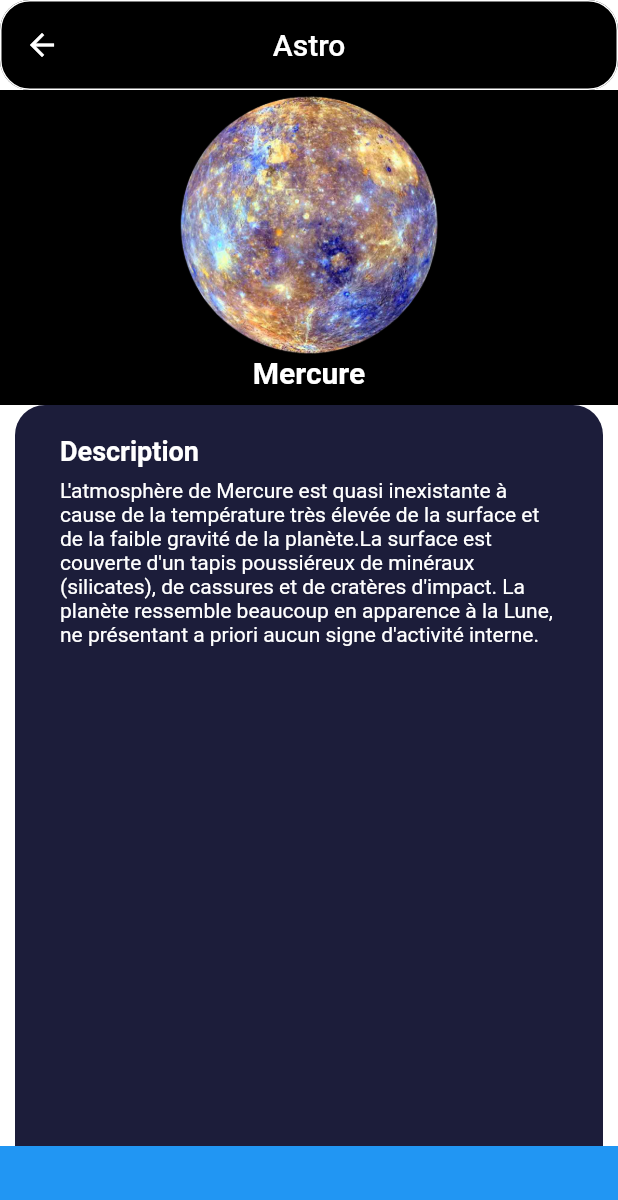
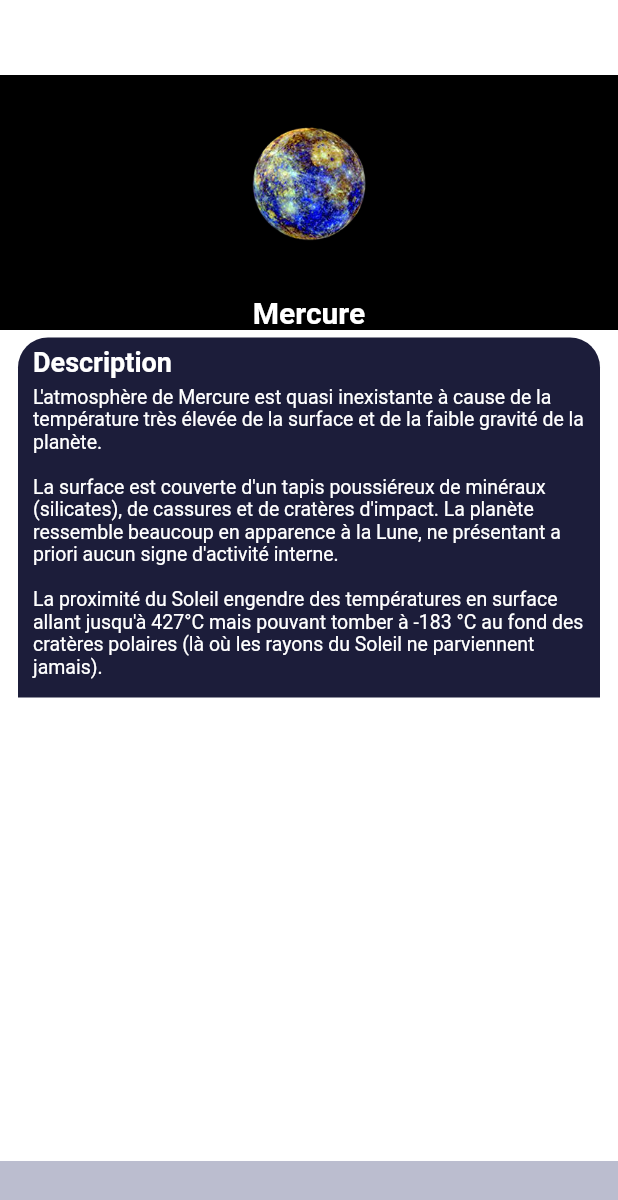
Before and after one commit to Modip/astro_app, a Flutter app: the screen it shows after launch, after a tap on "Mercure", on a phone screen of 412 x 824 dp. Shown: the top 1200 px of the screen. Run offline on Flutter 3.47's test engine with Material 2 defaults, Android fonts, the phone set to English and light mode, and no system bars.

Commit message:
somes changes in home details and data

```diff
--- a/lib/main.dart
+++ b/lib/main.dart
@@ -16,7 +16,6 @@ class MyApp extends StatelessWidget {
       theme: ThemeData(brightness: Brightness.dark),
       debugShowCheckedModeBanner: false,
       home: const Home(),
-      //home: const Test(),
     );
   }
 }
--- a/lib/screens/data.dart
+++ b/lib/screens/data.dart
@@ -1,5 +1,3 @@
-// ignore_for_file: unnecessary_string_escapes
-
 import 'package:flutter/material.dart';
 
 class Planet {
@@ -19,15 +17,15 @@ List<Planet> planets = [
     title: "Mercure",
     subtitle: "Je suis la planéte la plus proche du soleil et la moins massive",
     description:
-        "L'atmosphère de Mercure est quasi inexistante à cause de la température très élevée de la surface et de la faible gravité de la planète.La surface est couverte d\'un tapis poussiéreux de minéraux (silicates), de cassures et de cratères d\'impact. La planète ressemble beaucoup en apparence à la Lune, ne présentant a priori aucun signe d\'activité interne.",
+        "L'atmosphère de Mercure est quasi inexistante à cause de la température très élevée de la surface et de la faible gravité de la planète.\n\nLa surface est couverte d'un tapis poussiéreux de minéraux (silicates), de cassures et de cratères d'impact. La planète ressemble beaucoup en apparence à la Lune, ne présentant a priori aucun signe d'activité interne.\n\nLa proximité du Soleil engendre des températures en surface allant jusqu'à 427°C mais pouvant tomber à -183 °C au fond des cratères polaires (là où les rayons du Soleil ne parviennent jamais).",
     image: "assets/images/mercure.png",
   ),
   Planet(
     id: 2,
     title: "Venus",
-    subtitle: "Je suis la planéte la plus proche du soleil et la moins massive",
+    subtitle: "Je suis la planéte « sœur jumelle »  de la terre",
     description:
-        "Je suis la planéte la plus proche du soleil et la moins massive",
+        "Vénus est souvent décrite comme une « sœur jumelle » de la Terre en raison de ses caractéristiques globales très proches de celles de notre planète : son diamètre vaut en effet 95 % de celui de la Terre.\n\nNéanmoins, les conditions qui règnent à sa surface diffèrent radicalement des conditions terrestres : son atmosphère, extrêmement dense est occupée par d'épais nuages de dioxyde de soufre. On y observe le plus fort effet de serre du système solaire, permettant d'atteindre des températures de surface tournant autour des 460 °C, soit bien plus que celle de Mercure pourtant plus proche du soleil.\n\nLa surface de Vénus est relativement jeune, du fait d'un volcanisme entraînant parfois la présence de lave en fusion au sol.",
     image: "assets/images/venus.png",
   ),
   Planet(
@@ -35,26 +33,30 @@ List<Planet> planets = [
     title: "Terre",
     subtitle: "Je suis la planéte bleu",
     description:
-        "La Terre est la troisième planète du Système solaire par ordre de distance croissante au Soleil, et la quatrième par taille et par masse croissantes. C'est la plus grande et la plus massive des quatre planètes telluriques, les trois autres étant Mercure, Vénus et Mars. La Terre est parfois qualifiée de \"planète bleue\" : 71 % de sa surface est couverte par des océans d'eau salée qui constituent en partie l'hydrosphère. De la glace ou des banquises recouvrent en partie les pôles.La Terre abrite des millions d'espèces vivantes dont les humains.La biosphère de la Terre a fortement modifié l\'atmosphère, en l\'enrichissant en O2, permettant la prolifération d'organismes aérobies de même que la formation d'une couche d'ozone qui bloque une partie des rayons ultraviolets (UV) solaires.",
+        "La Terre est la troisième planète du Système solaire par ordre de distance croissante au Soleil, et la quatrième par taille et par masse croissantes. C'est la plus grande et la plus massive des quatre planètes telluriques, les trois autres étant Mercure, Vénus et Mars.\n \nLa Terre est parfois qualifiée de \"planète bleue\" : 71 % de sa surface est couverte par des océans d'eau salée qui constituent en partie l'hydrosphère. \nDe la glace ou des banquises recouvrent en partie les pôles.La Terre abrite des millions d'espèces vivantes dont les humains.",
     image: "assets/images/terre.png",
   ),
   Planet(
       id: 4,
       title: "Mars",
-      subtitle: "Je suis la planéte rouge",
-      description: "Je suis la planéte rouge",
+      subtitle:
+          "Je suis la planéte rouge, de taille intermédiaire entre celle de la Terre et de la Lune",
+      description:
+          "De toutes les planètes, Mars est celle qui suscite le plus d'intérêt de la part des scientifiques mais aussi du grand public.\n\n D'une taille intermédiaire entre celle de la Terre et de la Lune, Mars présente des analogies avec ces 2 corps, à travers ses cratères et ses bassins d\'impact (comme sur la Lune), d\'une part, et avec ses volcans (Olympus Mons est le plus grand volcan du système solaire !), ses rifts, ses vallées et ses calottes polaires (comme sur la Terre) d'autre part.\nC'est aussi la seule autre planète (autre que la Terre !) où la vie aurait pu (ou a pu) se développer dans le passé, lorsque la pression atmosphérique, alors plus élevée, permettait à l'eau liquide de s'y écouler.",
       image: "assets/images/mars.png"),
   Planet(
       id: 5,
       title: "Jupiter",
       subtitle: "Je suis la planéte rouge Je suis la planéte rouge",
-      description: "Je suis la planéte rouge Je suis la planéte rouge",
+      description:
+          "Jupiter est la plus grosse planète du Système solaire, plus volumineuse et massive que toutes les autres planètes réunies, et montrant un renflement équatorial important (le diamètre au niveau de l'équateur est 6 % plus important qu'aux pôles).\n\nComme sur les autres planètes gazeuses, des vents violents, de près de 600 km/h, parcourent les couches supérieures de la planète. La Grande Tache rouge, un anticyclone qui fait trois fois la taille de la Terre, est une zone de surpression qui est observée au moins depuis le XVIIe siècle.",
       image: "assets/images/jupiter.png"),
   Planet(
     id: 6,
     title: "Sature",
     subtitle: "Je suis la planéte aux annaux",
-    description: "Je suis la planéte rouge",
+    description:
+        "Saturne est reconnaissable par ses anneaux constitués de roches et de glace.\n\nLes Anneaux de Saturne sont un des spectacles les plus remarquables du Système solaire et constituent la caractéristique principale de la planète Saturne. À la différence de ceux des autres géantes gazeuses, ils sont extrêmement brillants et peuvent être vus depuis la Terre à l'aide de simples jumelles.\n\nSaturne possède un très grand nombre de satellites naturels. Il est difficile de dire combien, dans la mesure où tout morceau de glace des anneaux est un satellite et qu'il n'est pas possible de faire la distinction entre une grande particule et une petite lune.",
     image: "assets/images/saturne.png",
   ),
   Planet(
@@ -62,14 +64,16 @@ List<Planet> planets = [
     title: "Uranus",
     subtitle:
         "Uranus est la septième planète du Système solaire par ordre d'éloignement du Soleil",
-    description: "Gazeuse tout comme Jupiter et Saturne, Uranus diffère cependant par sa composition, c'est pourquoi on la qualifie, comme Neptune, de \"géante de glace\".Uranus présente une très forte inclinaison de son axe qui est quasiment parallèle au plan orbital. La planète « roule » pour ainsi dire sur son orbite.",
+    description:
+        "Gazeuse tout comme Jupiter et Saturne, Uranus diffère cependant par sa composition, c'est pourquoi on la qualifie, comme Neptune, de \"géante de glace\".Uranus présente une très forte inclinaison de son axe qui est quasiment parallèle au plan orbital. La planète « roule » pour ainsi dire sur son orbite.\n\n Comme les autres planètes gazeuses, Uranus présente des anneaux, certes moins développés que ceux de Saturne, qui résultent probablement de la collision et de la fragmentation d'anciennes lunes.",
     image: "assets/images/uranus.png",
   ),
   Planet(
     id: 8,
     title: "Neptune",
     subtitle: "Je suis la planéte rouge Je suis la planéte rouge",
-    description: "Je suis la planéte rouge Je suis la planéte rouge",
+    description:
+        "Planète la plus éloignée du soleil, Neptune n'a pas été découverte par observation mais grâce à des calculs mathématiques. Invisible à l'oeil nu, Neptune apparaît au télescope comme un disque bleu (couleur qu'elle doit au méthane dont elle est en partie constituée).\n\nBien qu'elle reçoive très peu d'énergie du soleil, son atmosphère, animée de vents violents, présente des formations météorologiques bien visibles (bandes, grandes taches sombres).",
     image: "assets/images/neptune.png",
   ),
 ];
--- a/lib/screens/detail.dart
+++ b/lib/screens/detail.dart
@@ -11,8 +11,8 @@ class Detail extends StatelessWidget {
       backgroundColor: Color(0x1F2038),
       appBar: AppBar(
         elevation: 0,
-        toolbarHeight: 60,
-        backgroundColor: Colors.black,
+        toolbarHeight: 50,
+        backgroundColor: Color(0x1F2038),
         title: const Text("Astro"),
         centerTitle: true,
         shape: RoundedRectangleBorder(
@@ -23,10 +23,11 @@ class Detail extends StatelessWidget {
         children: [
           SafeArea(
             child: Container(
+              height: 240,
               margin: const EdgeInsets.only(
-                top: 210,
-                left: 10,
-                right: 10,
+                top: 175,
+                left: 12,
+                right: 12,
               ),
               decoration: const BoxDecoration(
                 color: Color.fromARGB(255, 28, 29, 58),
@@ -35,24 +36,25 @@ class Detail extends StatelessWidget {
                     topRight: Radius.circular(20)),
               ),
               child: Container(
-                margin: const EdgeInsets.only(left: 30, right: 30, top: 0),
+                margin: const EdgeInsets.only(left: 10, right: 10, top: 0),
                 child: ListView(
-                  children:  [
-                    SizedBox(
-                      height: 20,
+                  children: [
+                    const SizedBox(
+                      height: 6,
                     ),
-                    Text(
+                    const Text(
                       'Description',
                       style: TextStyle(
                           color: Colors.white,
                           fontSize: 18,
                           fontWeight: FontWeight.bold),
                     ),
-                    SizedBox(
-                      height: 8,
+                    const SizedBox(
+                      height: 5,
                     ),
-                    Text(planet.description,
-                      style: TextStyle(color: Colors.white, fontSize: 14),
+                    Text(
+                      planet.description,
+                      style: const TextStyle(color: Colors.white, fontSize: 13),
                     )
                   ],
                 ),
@@ -64,9 +66,9 @@ class Detail extends StatelessWidget {
               Stack(
                 children: [
                   Container(
-                    margin: const EdgeInsets.only(top: 70),
-                    padding: const EdgeInsets.only(bottom: 10),
-                    height: 140,
+                    margin: const EdgeInsets.only(top: 35),
+                    padding: const EdgeInsets.only(bottom: 0),
+                    height: 135,
                     width: double.infinity,
                     decoration: const BoxDecoration(
                       color: Colors.black,
@@ -83,17 +85,22 @@ class Detail extends StatelessWidget {
                                 fontWeight: FontWeight.bold,
                                 color: Colors.white),
                           ),
-                        )
+                        ),
                       ],
                     ),
                   ),
                   Container(
-                    height: 180,
+                    height: 145,
+                    padding: const EdgeInsets.all(0),
                     decoration: const BoxDecoration(
                       color: Colors.black,
                     ),
                     child: Center(
-                      child: Image.asset(planet.image),
+                      child: Image.asset(
+                        planet.image,
+                        width: 145,
+                        height: 145,
+                      ),
                     ),
                   ),
                 ],
@@ -101,13 +108,14 @@ class Detail extends StatelessWidget {
             ]),
           ),
           Align(
-              alignment: Alignment.bottomCenter,
-              child: Container(
-                padding: const EdgeInsets.symmetric(horizontal: 30),
-                height: 60,
-                width: double.infinity,
-                color: Colors.blue,
-              )),
+            alignment: Alignment.bottomCenter,
+            child: Container(
+              padding: const EdgeInsets.symmetric(horizontal: 30),
+              height: 50,
+              width: double.infinity,
+              color: const Color.fromARGB(255, 187, 189, 207),
+            ),
+          ),
         ],
       ),
     );
--- a/lib/screens/home_screen.dart
+++ b/lib/screens/home_screen.dart
@@ -1,7 +1,6 @@
 import 'package:astro_app/screens/data.dart';
 import 'package:astro_app/screens/detail.dart';
 import 'package:flutter/material.dart';
-
 import '../util/tils.dart';
 
 class Home extends StatefulWidget {
@@ -35,7 +34,8 @@ class _HomeState extends State<Home> {
             side: const BorderSide(color: Colors.white),
           ),
         ),
-        body: Column(children: [
+        body: SingleChildScrollView(
+          child: Column(children: [
             Container(
               height: 50,
               color: Colors.black,
@@ -63,7 +63,7 @@ class _HomeState extends State<Home> {
               ]),
             ),
             Container(
-            margin: const EdgeInsets.only(top: 20),
+              margin: const EdgeInsets.only(top: 10),
               height: 600,
               child: ListView.builder(
                 padding: const EdgeInsets.symmetric(
@@ -82,6 +82,7 @@ class _HomeState extends State<Home> {
               ),
             ),
           ]),
+        ),
       ),
     );
   }
@@ -102,19 +103,22 @@ class ItemCard extends StatelessWidget {
         padding: const EdgeInsets.symmetric(vertical: 5),
         child: Card(
           elevation: 6,
-          shadowColor: Colors.grey,
+          shadowColor: const Color.fromARGB(255, 187, 189, 207),
           margin: const EdgeInsets.symmetric(horizontal: 10, vertical: 8),
-          color: Color.fromARGB(255, 28, 29, 58),
+          color: const Color.fromARGB(255, 31, 32, 56),
           shape: const RoundedRectangleBorder(
-              borderRadius: BorderRadius.all(Radius.circular(12))),
+            borderRadius: BorderRadius.all(
+              Radius.circular(12),
+            ),
+          ),
           child: Row(
             children: [
               Padding(
-                padding: const EdgeInsets.only(top: 5),
+                padding: const EdgeInsets.only(top: 0),
                 child: Image.asset(
                   planet.image,
                   width: 100,
-                  height: 90,
+                  height: 100,
                 ),
               ),
               Expanded(
@@ -122,23 +126,32 @@ class ItemCard extends StatelessWidget {
                   crossAxisAlignment: CrossAxisAlignment.start,
                   mainAxisAlignment: MainAxisAlignment.center,
                   children: [
-                    Text(
+                    Padding(
+                      padding: const EdgeInsets.all(4),
+                      child: Text(
                         planet.title,
                         style: const TextStyle(
                             color: Colors.white, fontWeight: FontWeight.bold),
                       ),
+                    ),
                     const SizedBox(
-                      height: 5,
+                      height: 3,
                     ),
                     Text(
                       planet.subtitle,
-                      style: const TextStyle(color: Colors.white),
+                      style: const TextStyle(color: Colors.white, fontSize: 12),
                     ),
                     const Align(
                       alignment: Alignment.centerRight,
+                      child: Padding(
+                        padding: EdgeInsets.all(8),
+                        child: CircleAvatar(
+                          backgroundColor: Color.fromARGB(255, 187, 189, 207),
                           child: Icon(
                             Icons.add,
-                        color: Colors.white,
+                            color: Colors.black,
+                          ),
+                        ),
                       ),
                     ),
                   ],
```
Also changed, not shown: assets/images/mercure.png, assets/images/terre.png, assets/images/venus.png. Lines whose indentation alone changed are shown as unchanged.
